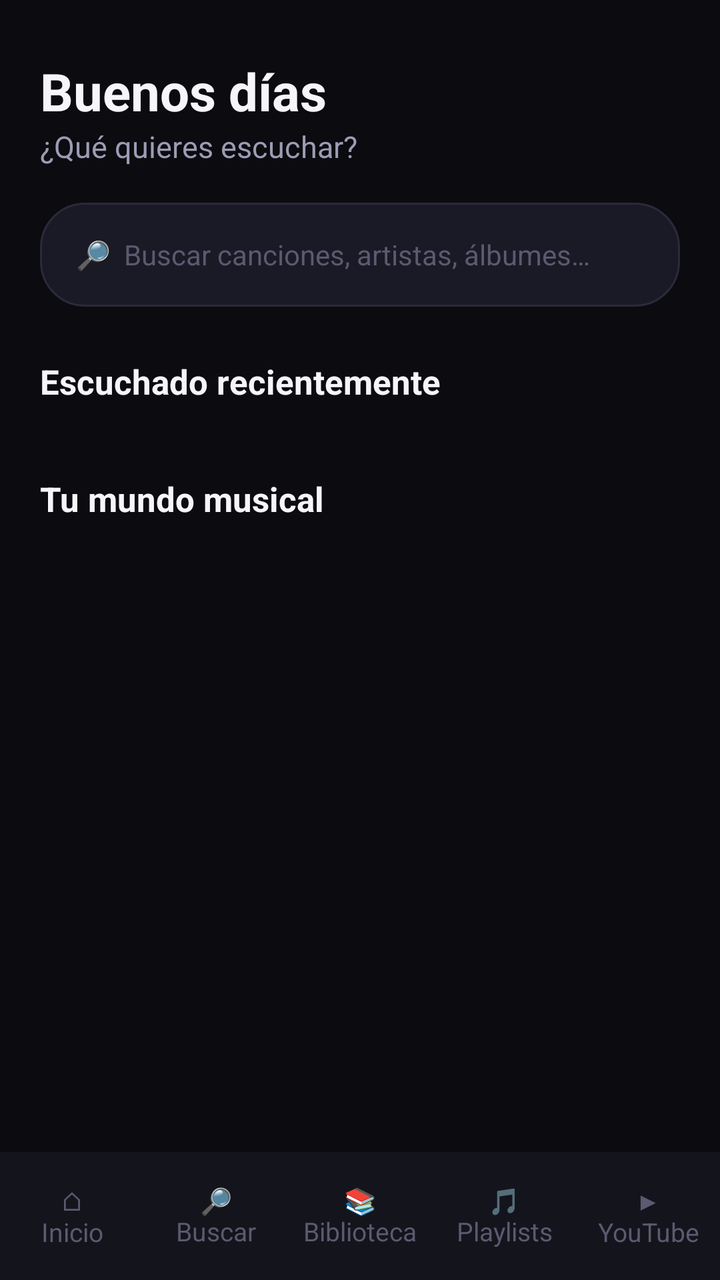
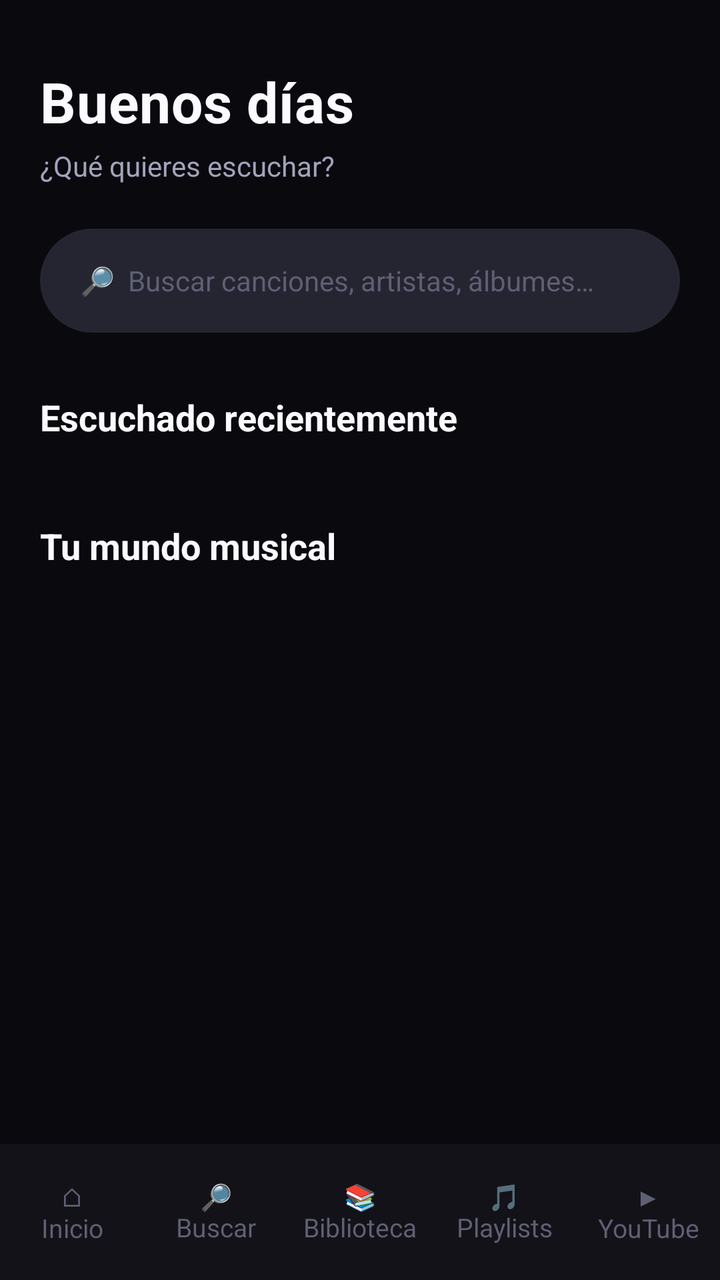

Two renders of the same Android screen: before a commit and after it. Below are the layout's source before the change and the commit's diff.
<!-- AndroidManifest.xml: application theme Theme.StreamVault -->
<!-- res/layout/activity_home_hub.xml -->
<?xml version="1.0" encoding="utf-8"?>
<LinearLayout xmlns:android="http://schemas.android.com/apk/res/android"
    xmlns:app="http://schemas.android.com/apk/res-auto"
    android:layout_width="match_parent"
    android:layout_height="match_parent"
    android:orientation="vertical"
    android:background="@color/den_bg">

    <ScrollView
        android:layout_width="match_parent"
        android:layout_height="0dp"
        android:layout_weight="1">

        <LinearLayout
            android:layout_width="match_parent"
            android:layout_height="wrap_content"
            android:orientation="vertical"
            android:paddingHorizontal="20dp">

            
            <TextView
                android:id="@+id/tvGreeting"
                android:layout_width="wrap_content"
                android:layout_height="wrap_content"
                android:layout_marginTop="28dp"
                android:text="Buenos días"
                android:textColor="@color/den_text"
                android:textSize="26sp"
                android:textStyle="bold" />

            <LinearLayout
                android:layout_width="wrap_content"
                android:layout_height="wrap_content"
                android:orientation="horizontal"
                android:gravity="center_vertical"
                android:layout_marginBottom="18dp">

                <TextView
                    android:layout_width="wrap_content"
                    android:layout_height="wrap_content"
                    android:text="¿Qué quieres escuchar?"
                    android:textColor="@color/den_text_dim"
                    android:textSize="15sp" />

                <TextView
                    android:id="@+id/tvNetStatus"
                    android:layout_width="wrap_content"
                    android:layout_height="wrap_content"
                    android:layout_marginStart="12dp"
                    android:textSize="12sp" />
            </LinearLayout>

            
            <TextView
                android:id="@+id/btnSearchEntry"
                android:layout_width="match_parent"
                android:layout_height="52dp"
                android:gravity="center_vertical"
                android:paddingHorizontal="18dp"
                android:background="@drawable/search_bg"
                android:text="🔎  Buscar canciones, artistas, álbumes…"
                android:textColor="@color/den_text_muted"
                android:textSize="14sp" />

            
            <TextView
                android:id="@+id/tvRecentHeader"
                android:layout_width="wrap_content"
                android:layout_height="wrap_content"
                android:text="Escuchado recientemente"
                android:textColor="@color/den_text"
                android:textSize="17sp"
                android:textStyle="bold"
                android:layout_marginTop="26dp"
                android:layout_marginBottom="12dp" />

            <androidx.recyclerview.widget.RecyclerView
                android:id="@+id/rvRecent"
                android:layout_width="match_parent"
                android:layout_height="wrap_content"
                android:overScrollMode="never"
                android:layout_marginBottom="8dp" />

            
            <TextView
                android:layout_width="wrap_content"
                android:layout_height="wrap_content"
                android:text="Tu mundo musical"
                android:textColor="@color/den_text"
                android:textSize="17sp"
                android:textStyle="bold"
                android:layout_marginTop="16dp"
                android:layout_marginBottom="12dp" />

            <androidx.recyclerview.widget.RecyclerView
                android:id="@+id/rvHub"
                android:layout_width="match_parent"
                android:layout_height="wrap_content"
                android:overScrollMode="never"
                android:nestedScrollingEnabled="false" />

            <View android:layout_width="1dp" android:layout_height="16dp" />
        </LinearLayout>
    </ScrollView>

    
    <LinearLayout
        android:id="@+id/miniPlayer"
        android:layout_width="match_parent"
        android:layout_height="64dp"
        android:orientation="horizontal"
        android:gravity="center_vertical"
        android:background="@color/den_surface_2"
        android:paddingHorizontal="12dp"
        android:visibility="gone">

        <ImageView
            android:id="@+id/ivMiniArt"
            android:layout_width="44dp"
            android:layout_height="44dp"
            android:scaleType="centerCrop"
            android:background="@drawable/cover_bg" />

        <LinearLayout
            android:layout_width="0dp"
            android:layout_height="wrap_content"
            android:layout_weight="1"
            android:orientation="vertical"
            android:layout_marginStart="10dp">

            <TextView
                android:id="@+id/tvMiniTitle"
                android:layout_width="match_parent"
                android:layout_height="wrap_content"
                android:textColor="@color/den_text"
                android:textSize="13sp"
                android:textStyle="bold"
                android:maxLines="1"
                android:ellipsize="end" />

            <TextView
                android:id="@+id/tvMiniArtist"
                android:layout_width="match_parent"
                android:layout_height="wrap_content"
                android:textColor="@color/den_text_dim"
                android:textSize="11sp"
                android:maxLines="1"
                android:ellipsize="end" />
        </LinearLayout>

        <ImageButton
            android:id="@+id/btnMiniPlay"
            android:layout_width="44dp"
            android:layout_height="44dp"
            android:background="?attr/selectableItemBackgroundBorderless"
            android:src="@android:drawable/ic_media_play" />
    </LinearLayout>

    
    <LinearLayout
        android:id="@+id/bottomNav"
        android:layout_width="match_parent"
        android:layout_height="64dp"
        android:orientation="horizontal"
        android:background="@color/den_surface_1"
        android:gravity="center">

        <TextView android:id="@+id/tabHome" android:text="⌂&#10;Inicio" style="@style/BottomTab" />
        <TextView android:id="@+id/tabSearch" android:text="🔎&#10;Buscar" style="@style/BottomTab" />
        <TextView android:id="@+id/tabLibrary" android:text="📚&#10;Biblioteca" style="@style/BottomTab" />
        <TextView android:id="@+id/tabPlaylists" android:text="🎵&#10;Playlists" style="@style/BottomTab" />
        <TextView android:id="@+id/tabYouTube" android:text="▶&#10;YouTube" style="@style/BottomTab" />
    </LinearLayout>
</LinearLayout>
<!-- resources referenced by this layout -->
<resources>
  <color name="den_bg">#0B0B10</color>
  <color name="den_surface_1">#14141C</color>
  <color name="den_surface_2">#1C1C28</color>
  <color name="den_text">#F5F5FA</color>
  <color name="den_text_dim">#9C9CB4</color>
  <color name="den_text_muted">#5A5A70</color>
  <!-- drawable cover_bg (drawable) -->
  <?xml version="1.0" encoding="utf-8"?>
  <shape xmlns:android="http://schemas.android.com/apk/res/android" android:shape="rectangle">
      <solid android:color="#1A1A30"/>
      <corners android:radius="6dp"/>
  </shape>
  <!-- drawable search_bg (drawable) -->
  <?xml version="1.0" encoding="utf-8"?>
  <shape xmlns:android="http://schemas.android.com/apk/res/android" android:shape="rectangle">
      <solid android:color="#1A1A26"/>
      <stroke android:width="1dp" android:color="#2A2A3A"/>
      <corners android:radius="22dp"/>
  </shape>
  <style name="BottomTab">
          <item name="android:layout_width">0dp</item>
          <item name="android:layout_weight">1</item>
          <item name="android:layout_height">match_parent</item>
          <item name="android:gravity">center</item>
          <item name="android:textSize">13sp</item>
          <item name="android:textColor">@color/den_text_muted</item>
          <item name="android:clickable">true</item>
          <item name="android:focusable">true</item>
          <item name="android:background">?attr/selectableItemBackgroundBorderless</item>
      </style>
  <style name="Theme.StreamVault" parent="Theme.MaterialComponents.DayNight.NoActionBar">
          <item name="colorPrimary">@color/accent_blue</item>
          <item name="colorPrimaryDark">@color/bg_dark</item>
          <item name="colorAccent">@color/accent_cyan</item>
          <item name="android:windowBackground">@color/bg_dark</item>
          <item name="android:statusBarColor">@color/bg_dark</item>
          <item name="android:navigationBarColor">@color/bg_dark</item>
      </style>
  <color name="accent_blue">#0066FF</color>
  <color name="bg_dark">#0A0A0F</color>
  <color name="accent_cyan">#00C8FF</color>
</resources>

<!-- the commit's change to res/layout/activity_home_hub.xml (unified diff, before → after) -->
@@ -1,6 +1,5 @@
 <?xml version="1.0" encoding="utf-8"?>
 <LinearLayout xmlns:android="http://schemas.android.com/apk/res/android"
-    xmlns:app="http://schemas.android.com/apk/res-auto"
     android:layout_width="match_parent"
     android:layout_height="match_parent"
     android:orientation="vertical"
@@ -9,7 +8,8 @@
     <ScrollView
         android:layout_width="match_parent"
         android:layout_height="0dp"
-        android:layout_weight="1">
+        android:layout_weight="1"
+        android:overScrollMode="never">
 
         <LinearLayout
             android:layout_width="match_parent"
@@ -17,15 +17,15 @@
             android:orientation="vertical"
             android:paddingHorizontal="20dp">
 
-            
             <TextView
                 android:id="@+id/tvGreeting"
                 android:layout_width="wrap_content"
                 android:layout_height="wrap_content"
-                android:layout_marginTop="28dp"
+                android:layout_marginTop="32dp"
                 android:text="Buenos días"
                 android:textColor="@color/den_text"
-                android:textSize="26sp"
+                android:textSize="28sp"
+                android:letterSpacing="0.01"
                 android:textStyle="bold" />
 
             <LinearLayout
@@ -33,21 +33,22 @@
                 android:layout_height="wrap_content"
                 android:orientation="horizontal"
                 android:gravity="center_vertical"
-                android:layout_marginBottom="18dp">
+                android:layout_marginTop="4dp"
+                android:layout_marginBottom="22dp">
 
                 <TextView
                     android:layout_width="wrap_content"
                     android:layout_height="wrap_content"
                     android:text="¿Qué quieres escuchar?"
                     android:textColor="@color/den_text_dim"
-                    android:textSize="15sp" />
+                    android:textSize="14sp" />
 
                 <TextView
                     android:id="@+id/tvNetStatus"
                     android:layout_width="wrap_content"
                     android:layout_height="wrap_content"
-                    android:layout_marginStart="12dp"
-                    android:textSize="12sp" />
+                    android:layout_marginStart="10dp"
+                    android:textSize="11sp" />
             </LinearLayout>
 
             
@@ -56,8 +57,11 @@
                 android:layout_width="match_parent"
                 android:layout_height="52dp"
                 android:gravity="center_vertical"
-                android:paddingHorizontal="18dp"
-                android:background="@drawable/search_bg"
+                android:paddingHorizontal="20dp"
+                android:background="@drawable/den_searchbar"
+                android:foreground="?attr/selectableItemBackgroundBorderless"
+                android:clickable="true"
+                android:focusable="true"
                 android:text="🔎  Buscar canciones, artistas, álbumes…"
                 android:textColor="@color/den_text_muted"
                 android:textSize="14sp" />
@@ -69,17 +73,17 @@
                 android:layout_height="wrap_content"
                 android:text="Escuchado recientemente"
                 android:textColor="@color/den_text"
-                android:textSize="17sp"
+                android:textSize="18sp"
                 android:textStyle="bold"
-                android:layout_marginTop="26dp"
-                android:layout_marginBottom="12dp" />
+                android:layout_marginTop="30dp"
+                android:layout_marginBottom="14dp" />
 
             <androidx.recyclerview.widget.RecyclerView
                 android:id="@+id/rvRecent"
                 android:layout_width="match_parent"
                 android:layout_height="wrap_content"
                 android:overScrollMode="never"
-                android:layout_marginBottom="8dp" />
+                android:layoutAnimation="@anim/layout_fade_slide" />
 
             
             <TextView
@@ -87,19 +91,20 @@
                 android:layout_height="wrap_content"
                 android:text="Tu mundo musical"
                 android:textColor="@color/den_text"
-                android:textSize="17sp"
+                android:textSize="18sp"
                 android:textStyle="bold"
-                android:layout_marginTop="16dp"
-                android:layout_marginBottom="12dp" />
+                android:layout_marginTop="26dp"
+                android:layout_marginBottom="14dp" />
 
             <androidx.recyclerview.widget.RecyclerView
                 android:id="@+id/rvHub"
                 android:layout_width="match_parent"
                 android:layout_height="wrap_content"
                 android:overScrollMode="never"
-                android:nestedScrollingEnabled="false" />
+                android:nestedScrollingEnabled="false"
+                android:layoutAnimation="@anim/layout_fade_slide" />
 
-            <View android:layout_width="1dp" android:layout_height="16dp" />
+            <View android:layout_width="1dp" android:layout_height="20dp" />
         </LinearLayout>
     </ScrollView>
 
@@ -107,33 +112,36 @@
     <LinearLayout
         android:id="@+id/miniPlayer"
         android:layout_width="match_parent"
-        android:layout_height="64dp"
+        android:layout_height="68dp"
+        android:layout_marginHorizontal="14dp"
+        android:layout_marginBottom="10dp"
         android:orientation="horizontal"
         android:gravity="center_vertical"
-        android:background="@color/den_surface_2"
+        android:background="@drawable/den_card"
+        android:elevation="8dp"
         android:paddingHorizontal="12dp"
         android:visibility="gone">
 
         <ImageView
             android:id="@+id/ivMiniArt"
-            android:layout_width="44dp"
-            android:layout_height="44dp"
+            android:layout_width="48dp"
+            android:layout_height="48dp"
             android:scaleType="centerCrop"
-            android:background="@drawable/cover_bg" />
+            android:background="@drawable/den_card" />
 
         <LinearLayout
             android:layout_width="0dp"
             android:layout_height="wrap_content"
             android:layout_weight="1"
             android:orientation="vertical"
-            android:layout_marginStart="10dp">
+            android:layout_marginStart="12dp">
 
             <TextView
                 android:id="@+id/tvMiniTitle"
                 android:layout_width="match_parent"
                 android:layout_height="wrap_content"
                 android:textColor="@color/den_text"
-                android:textSize="13sp"
+                android:textSize="14sp"
                 android:textStyle="bold"
                 android:maxLines="1"
                 android:ellipsize="end" />
@@ -143,15 +151,15 @@
                 android:layout_width="match_parent"
                 android:layout_height="wrap_content"
                 android:textColor="@color/den_text_dim"
-                android:textSize="11sp"
+                android:textSize="12sp"
                 android:maxLines="1"
                 android:ellipsize="end" />
         </LinearLayout>
 
         <ImageButton
             android:id="@+id/btnMiniPlay"
-            android:layout_width="44dp"
-            android:layout_height="44dp"
+            android:layout_width="48dp"
+            android:layout_height="48dp"
             android:background="?attr/selectableItemBackgroundBorderless"
             android:src="@android:drawable/ic_media_play" />
     </LinearLayout>
@@ -160,7 +168,7 @@
     <LinearLayout
         android:id="@+id/bottomNav"
         android:layout_width="match_parent"
-        android:layout_height="64dp"
+        android:layout_height="68dp"
         android:orientation="horizontal"
         android:background="@color/den_surface_1"
         android:gravity="center">
<!-- resource entries referenced after the edit -->
@@ -1,23 +1,25 @@
 <!-- resources referenced by this layout -->
 <resources>
-  <color name="den_bg">#0B0B10</color>
-  <color name="den_surface_1">#14141C</color>
-  <color name="den_surface_2">#1C1C28</color>
-  <color name="den_text">#F5F5FA</color>
-  <color name="den_text_dim">#9C9CB4</color>
-  <color name="den_text_muted">#5A5A70</color>
-  <!-- drawable cover_bg (drawable) -->
+  <color name="den_bg">#09090E</color>
+  <color name="den_surface_1">#121218</color>
+  <color name="den_surface_2">#1B1B24</color>
+  <color name="den_surface_border">#2E2E3E</color>
+  <color name="den_surface_3">#252532</color>
+  <color name="den_text">#FAFAFF</color>
+  <color name="den_text_dim">#A2A2BA</color>
+  <color name="den_text_muted">#5F5F74</color>
+  <!-- drawable den_card (drawable) -->
   <?xml version="1.0" encoding="utf-8"?>
   <shape xmlns:android="http://schemas.android.com/apk/res/android" android:shape="rectangle">
-      <solid android:color="#1A1A30"/>
-      <corners android:radius="6dp"/>
+      <solid android:color="@color/den_surface_2" />
+      <stroke android:width="1dp" android:color="@color/den_surface_border" />
+      <corners android:radius="20dp" />
   </shape>
-  <!-- drawable search_bg (drawable) -->
+  <!-- drawable den_searchbar (drawable) -->
   <?xml version="1.0" encoding="utf-8"?>
   <shape xmlns:android="http://schemas.android.com/apk/res/android" android:shape="rectangle">
-      <solid android:color="#1A1A26"/>
-      <stroke android:width="1dp" android:color="#2A2A3A"/>
-      <corners android:radius="22dp"/>
+      <solid android:color="@color/den_surface_3" />
+      <corners android:radius="26dp" />
   </shape>
   <style name="BottomTab">
           <item name="android:layout_width">0dp</item>
